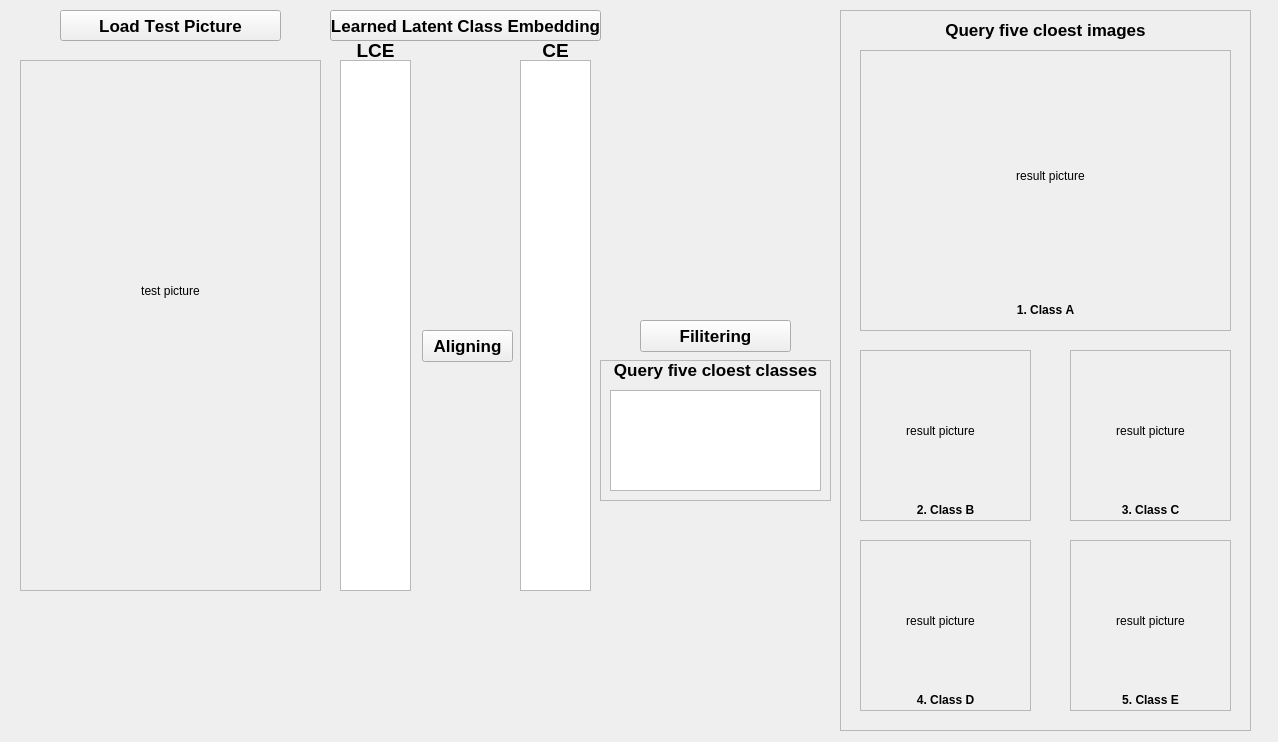
The window that demoUI.ui (pansam996/paperDemo) describes before a commit, drawn with Qt 5.
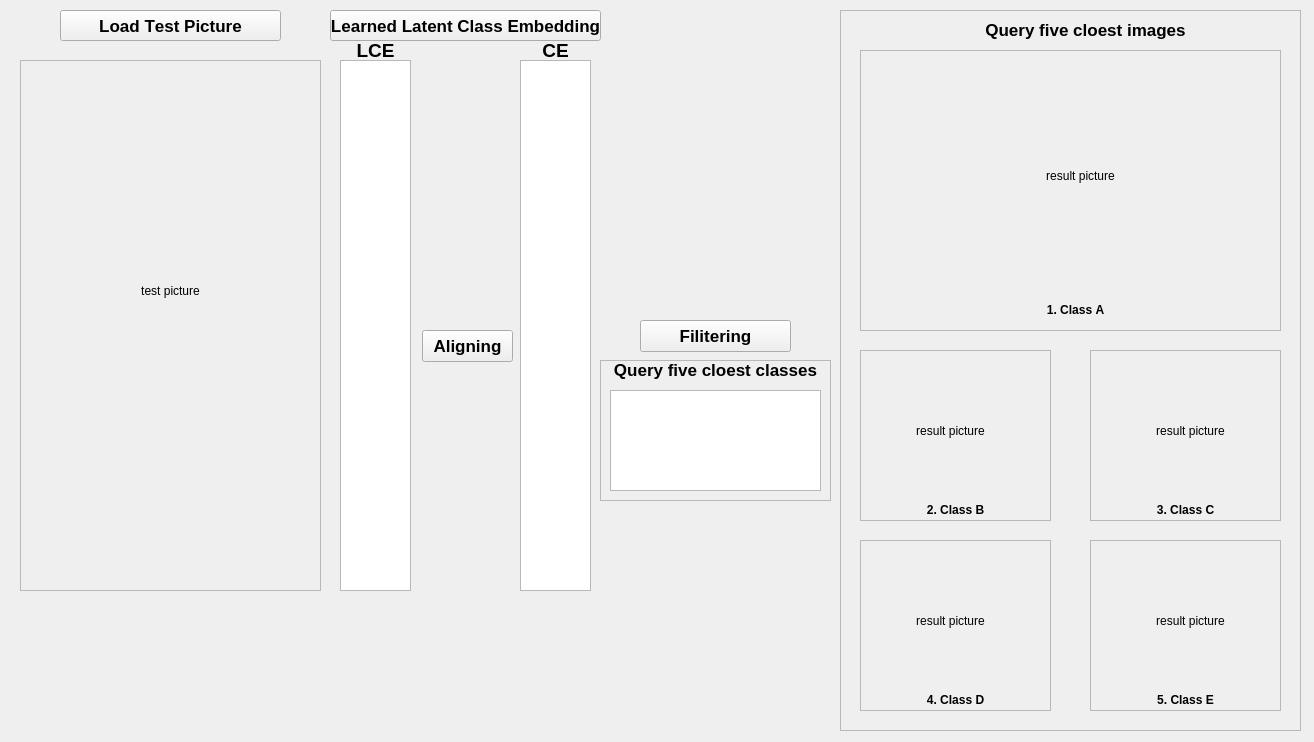
The same window after the commit.

```diff
--- a/demoUI.ui
+++ b/demoUI.ui
@@ -6,7 +6,7 @@
    <rect>
     <x>0</x>
     <y>0</y>
-    <width>1278</width>
+    <width>1314</width>
     <height>742</height>
    </rect>
   </property>
@@ -248,7 +248,7 @@
      <rect>
       <x>840</x>
       <y>10</y>
-      <width>411</width>
+      <width>461</width>
       <height>721</height>
      </rect>
     </property>
@@ -263,7 +263,7 @@
       <rect>
        <x>20</x>
        <y>40</y>
-       <width>371</width>
+       <width>421</width>
        <height>281</height>
       </rect>
      </property>
@@ -276,7 +276,7 @@
      <widget class="QLabel" name="label_12">
       <property name="geometry">
        <rect>
-        <x>70</x>
+        <x>100</x>
         <y>10</y>
         <width>241</width>
         <height>231</height>
@@ -295,7 +295,7 @@
      <widget class="QLabel" name="label_2">
       <property name="geometry">
        <rect>
-        <x>30</x>
+        <x>60</x>
         <y>250</y>
         <width>311</width>
         <height>20</height>
@@ -320,7 +320,7 @@
       <rect>
        <x>20</x>
        <y>340</y>
-       <width>171</width>
+       <width>191</width>
        <height>171</height>
       </rect>
      </property>
@@ -333,7 +333,7 @@
      <widget class="QLabel" name="label_14">
       <property name="geometry">
        <rect>
-        <x>20</x>
+        <x>30</x>
         <y>20</y>
         <width>121</width>
         <height>121</height>
@@ -354,7 +354,7 @@
        <rect>
         <x>10</x>
         <y>150</y>
-        <width>151</width>
+        <width>171</width>
         <height>20</height>
        </rect>
       </property>
@@ -375,9 +375,9 @@
     <widget class="QFrame" name="frame_9">
      <property name="geometry">
       <rect>
-       <x>230</x>
+       <x>250</x>
        <y>340</y>
-       <width>161</width>
+       <width>191</width>
        <height>171</height>
       </rect>
      </property>
@@ -390,7 +390,7 @@
      <widget class="QLabel" name="label_15">
       <property name="geometry">
        <rect>
-        <x>20</x>
+        <x>40</x>
         <y>20</y>
         <width>121</width>
         <height>121</height>
@@ -411,7 +411,7 @@
        <rect>
         <x>10</x>
         <y>150</y>
-        <width>141</width>
+        <width>171</width>
         <height>20</height>
        </rect>
       </property>
@@ -432,9 +432,9 @@
     <widget class="QFrame" name="frame_11">
      <property name="geometry">
       <rect>
-       <x>230</x>
+       <x>250</x>
        <y>530</y>
-       <width>161</width>
+       <width>191</width>
        <height>171</height>
       </rect>
      </property>
@@ -447,7 +447,7 @@
      <widget class="QLabel" name="label_17">
       <property name="geometry">
        <rect>
-        <x>20</x>
+        <x>40</x>
         <y>20</y>
         <width>121</width>
         <height>121</height>
@@ -468,7 +468,7 @@
        <rect>
         <x>10</x>
         <y>150</y>
-        <width>141</width>
+        <width>171</width>
         <height>20</height>
        </rect>
       </property>
@@ -491,7 +491,7 @@
       <rect>
        <x>20</x>
        <y>530</y>
-       <width>171</width>
+       <width>191</width>
        <height>171</height>
       </rect>
      </property>
@@ -504,7 +504,7 @@
      <widget class="QLabel" name="label_16">
       <property name="geometry">
        <rect>
-        <x>20</x>
+        <x>30</x>
         <y>20</y>
         <width>121</width>
         <height>121</height>
@@ -525,7 +525,7 @@
        <rect>
         <x>10</x>
         <y>150</y>
-        <width>151</width>
+        <width>171</width>
         <height>20</height>
        </rect>
       </property>
@@ -546,7 +546,7 @@
     <widget class="QLabel" name="label_11">
      <property name="geometry">
       <rect>
-       <x>100</x>
+       <x>140</x>
        <y>10</y>
        <width>211</width>
        <height>20</height>
```
